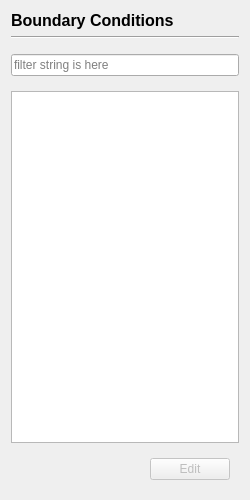
Above: view/setup/boundary_conditions/boundary_conditions_page.ui from nextfoam/baram before the change. Below: the same form after it.
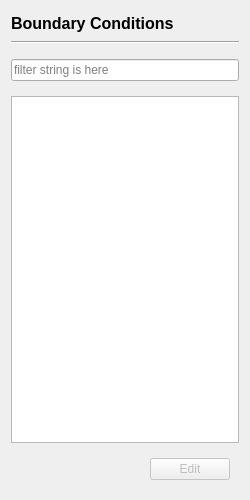
That is the form after the change.

Commit message: title widget 크기 변경

The edit to the form file:
```diff
--- a/view/setup/boundary_conditions/boundary_conditions_page.ui
+++ b/view/setup/boundary_conditions/boundary_conditions_page.ui
@@ -16,6 +16,12 @@
   <layout class="QVBoxLayout" name="verticalLayout">
    <item>
     <widget class="QLabel" name="title">
+     <property name="minimumSize">
+      <size>
+       <width>0</width>
+       <height>24</height>
+      </size>
+     </property>
      <property name="font">
       <font>
        <pointsize>12</pointsize>
```
The commit also changes 5 other files.
